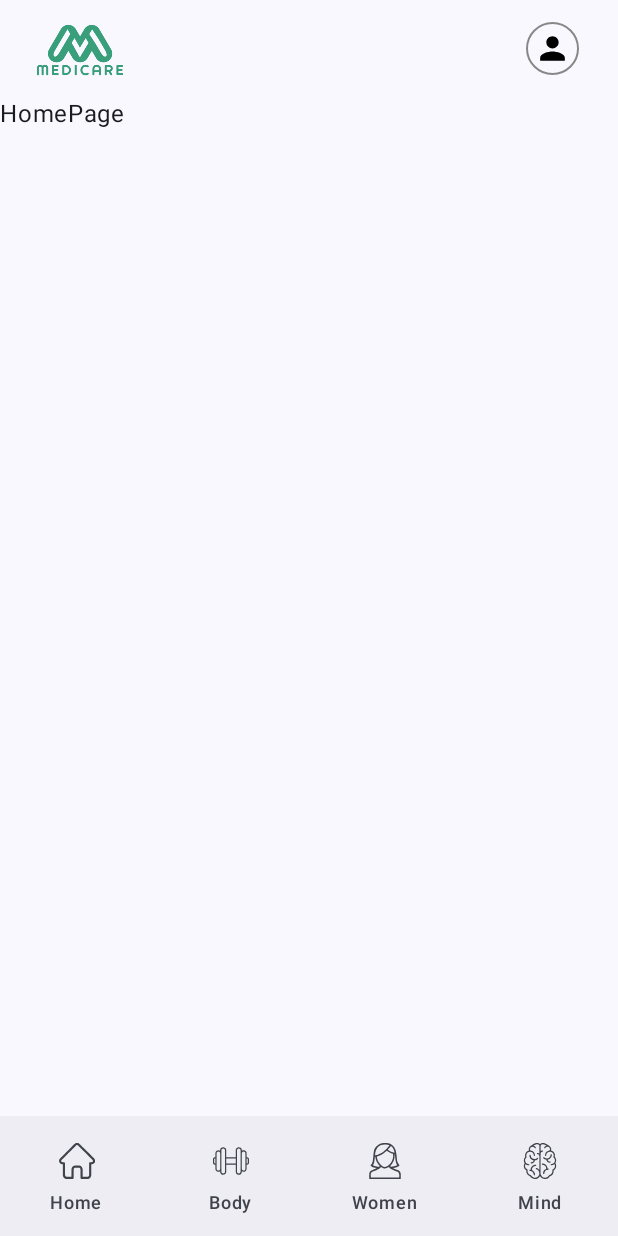
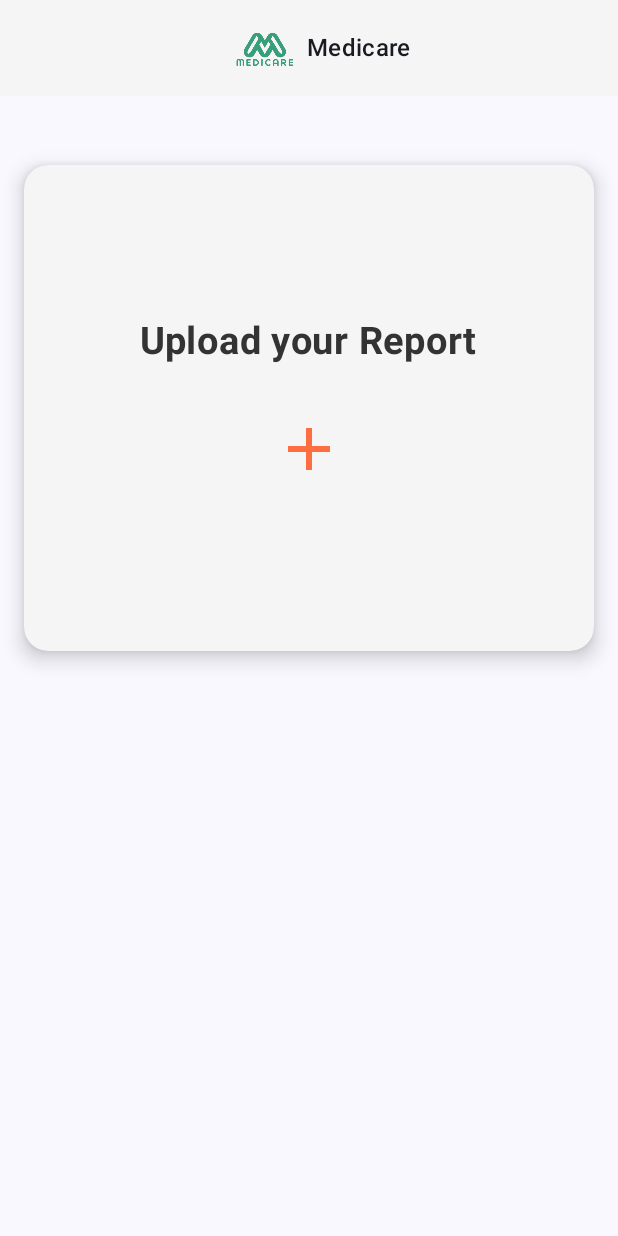
Before and after one commit to harridotcom/medicare, an Android app built with Jetpack Compose: the screen it shows after launch (MainActivity), on a phone screen of 412 x 824 dp. Run offline under Robolectric (Android 15) with nearby library versions, the phone set to English and light mode, and no system bars.

Commit message:
UI updates

```diff
--- a/app/build.gradle.kts
+++ b/app/build.gradle.kts
@@ -66,4 +66,7 @@ dependencies {
     androidTestImplementation(libs.androidx.ui.test.junit4)
     debugImplementation(libs.androidx.ui.tooling)
     debugImplementation(libs.androidx.ui.test.manifest)
+    implementation("io.coil-kt:coil-compose:2.4.0")
+
+    implementation ("com.airbnb.android:lottie-compose:6.1.0")
 }
--- a/app/src/main/java/com/medicare/MainActivity.kt
+++ b/app/src/main/java/com/medicare/MainActivity.kt
@@ -6,6 +6,8 @@ import androidx.activity.compose.setContent
 import androidx.activity.enableEdgeToEdge
 import com.medicare.home.McrHomePage
 import com.medicare.ui.theme.MediCareTheme
+import com.medicare.womenhealth.McrCarePage
+import com.medicare.womenhealth.McrReportUploadPage
 
 class MainActivity : ComponentActivity() {
     override fun onCreate(savedInstanceState: Bundle?) {
@@ -13,7 +15,7 @@ class MainActivity : ComponentActivity() {
         enableEdgeToEdge()
         setContent {
             MediCareTheme {
-                McrHomePage()
+                McrReportUploadPage()
             }
         }
     }
--- a/app/src/main/java/com/medicare/home/McrHomePage.kt
+++ b/app/src/main/java/com/medicare/home/McrHomePage.kt
@@ -6,6 +6,7 @@ import androidx.compose.material3.Scaffold
 import androidx.compose.material3.Text
 import androidx.compose.runtime.Composable
 import androidx.compose.ui.Modifier
+import androidx.compose.ui.graphics.Color
 import androidx.compose.ui.tooling.preview.Preview
 import com.medicare.other.McrNavigationBars
 import com.medicare.other.McrTopAppBar
@@ -19,7 +20,8 @@ fun McrHomePage(modifier: Modifier = Modifier) {
             BottomAppBar {
                 McrNavigationBars()
             }
-        }
+        },
+        containerColor = Color(0xFFF5F5F5),
     ) { paddingValues ->
         Text(text = "HomePage", modifier = modifier.padding(paddingValues))
     }
--- a/app/src/main/java/com/medicare/mentalhealth/McrMindPage.kt
+++ b/app/src/main/java/com/medicare/mentalhealth/McrMindPage.kt
@@ -14,7 +14,7 @@ import com.medicare.other.McrTopAppBar2
 fun McrMindPage(modifier: Modifier = Modifier) {
     Scaffold (
         topBar = { McrTopAppBar2() },
-        bottomBar = { McrNavigationBars() }
+        bottomBar = { McrNavigationBars() },
     ){paddingValues ->
         Text(text = "Mind Page", modifier = modifier.padding(paddingValues))
     }
--- /dev/null
+++ b/app/src/main/java/com/medicare/womenhealth/McrReportUploadPage.kt
@@ -0,0 +1,70 @@
+package com.medicare.womenhealth
+
+import androidx.compose.foundation.background
+import androidx.compose.foundation.layout.*
+import androidx.compose.foundation.shape.RoundedCornerShape
+import androidx.compose.material.icons.Icons
+import androidx.compose.material.icons.filled.Add
+import androidx.compose.material3.*
+import androidx.compose.runtime.Composable
+import androidx.compose.ui.Alignment
+import androidx.compose.ui.Modifier
+import androidx.compose.ui.draw.shadow
+import androidx.compose.ui.graphics.Color
+import androidx.compose.ui.text.font.FontWeight
+import androidx.compose.ui.tooling.preview.Preview
+import androidx.compose.ui.unit.dp
+import androidx.compose.ui.unit.sp
+import com.medicare.other.McrTopAppBar2
+
+@Preview(showSystemUi = true, showBackground = true)
+@Composable
+fun McrReportUploadPage(modifier: Modifier = Modifier) {
+    Scaffold(
+        topBar = { McrTopAppBar2() } // Custom top app bar
+    ) { paddingValues ->
+        Box(
+            modifier = modifier
+                .size(450.dp)
+                .padding(16.dp)
+                .padding(paddingValues)
+                .padding(top = 30.dp)
+                .shadow(
+                    elevation = 8.dp,
+                    shape = RoundedCornerShape(16.dp)
+                )
+                .background(
+                    color = Color(0xFFF5F5F5),
+                    shape = RoundedCornerShape(16.dp)
+                ),
+            contentAlignment = Alignment.Center
+        ) {
+            Column(
+                horizontalAlignment = Alignment.CenterHorizontally,
+                modifier = Modifier.padding(16.dp)
+            ) {
+                Text(
+                    text = "Upload your Report",
+                    style = MaterialTheme.typography.bodyLarge,
+                    fontSize = 25.sp,
+                    fontWeight = FontWeight.Bold,
+                    color = Color(0xFF333333)
+                )
+                Spacer(modifier = Modifier.height(25.dp))
+                IconButton(
+                    onClick = { /* Handle Add Report action */ },
+                    modifier = Modifier
+                        .size(64.dp)
+                        .padding(8.dp)
+                ) {
+                    Icon(
+                        imageVector = Icons.Default.Add,
+                        contentDescription = "Add Report",
+                        modifier = Modifier.size(48.dp),
+                        tint = Color(0xFFFF6E40)
+                    )
+                }
+            }
+        }
+    }
+}
```
Also changed, not shown: app/src/main/java/com/medicare/McrCarePage.kt (deleted, +0 -21 lines), app/src/main/java/com/medicare/physicalhealth/McrBodyPage.kt (+101 -6 lines), app/src/main/java/com/medicare/womenhealth/McrCarePage.kt (added, +84 -0 lines), app/src/main/res/drawable/workout.gif (added).
